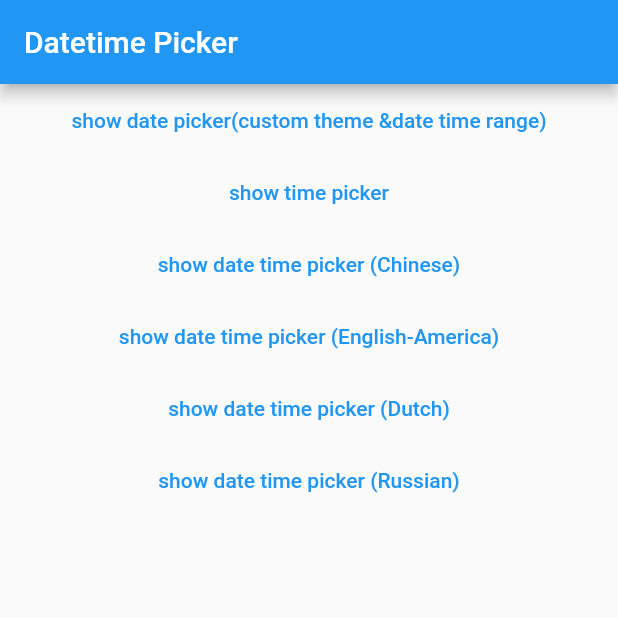
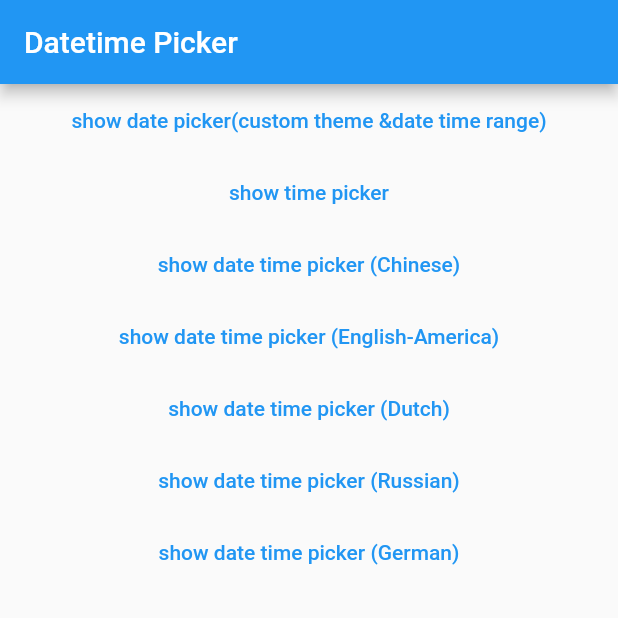
Before and after one commit to Realank/flutter_datetime_picker, a Flutter app: the screen it shows after launch, on a phone screen of 412 x 824 dp, the top half of it. Run offline on Flutter 3.47's test engine with Material 2 defaults, Android fonts, the phone set to English and light mode, and no system bars.

Commit message:
Added german language support

```diff
--- a/example/lib/main.dart
+++ b/example/lib/main.dart
@@ -120,6 +120,21 @@ class HomePage extends StatelessWidget {
                   'show date time picker (Russian)',
                   style: TextStyle(color: Colors.blue),
                 )),
+            FlatButton(
+                onPressed: () {
+                  DatePicker.showDateTimePicker(context, showTitleActions: true,
+                      onChanged: (date) {
+                        print('change $date');
+                      }, onConfirm: (date) {
+                        print('confirm $date');
+                      },
+                      currentTime: DateTime(2019, 12, 31, 23, 12, 34),
+                      locale: LocaleType.de);
+                },
+                child: Text(
+                  'show date time picker (German)',
+                  style: TextStyle(color: Colors.blue),
+                )),
           ],
         ),
       ),
--- a/lib/src/date_format.dart
+++ b/lib/src/date_format.dart
@@ -235,6 +235,8 @@ String formatDate(DateTime date, List<String> formats, LocaleType locale) {
         return formatDate(date, [D, ' ', dd, ' ', M], locale);
       } else if (locale == LocaleType.ko) {
         return formatDate(date, [mm, '월', dd, '일 ', D], locale);
+      } else if (locale == LocaleType.de) {
+        return formatDate(date, [D, ', ', dd, '. ', M], locale);
       } else {
         return formatDate(date, [D, ' ', M, ' ', dd], locale);
       }
@@ -245,6 +247,8 @@ String formatDate(DateTime date, List<String> formats, LocaleType locale) {
         return formatDate(date, [D, ' ', dd, ' ', M, ' ', yyyy], locale);
       } else if (locale == LocaleType.ko) {
         return formatDate(date, [yyyy, '년', mm, '월', dd, '일 ', D], locale);
+      } else if (locale == LocaleType.de) {
+        return formatDate(date, [D, ', ', dd, '. ', M, ' ', yyyy], locale);
       } else {
         return formatDate(date, [D, ' ', M, ' ', dd, ', ', yyyy], locale);
       }
```
Also changed, not shown: lib/src/i18n_model.dart (+40 -1 lines).
